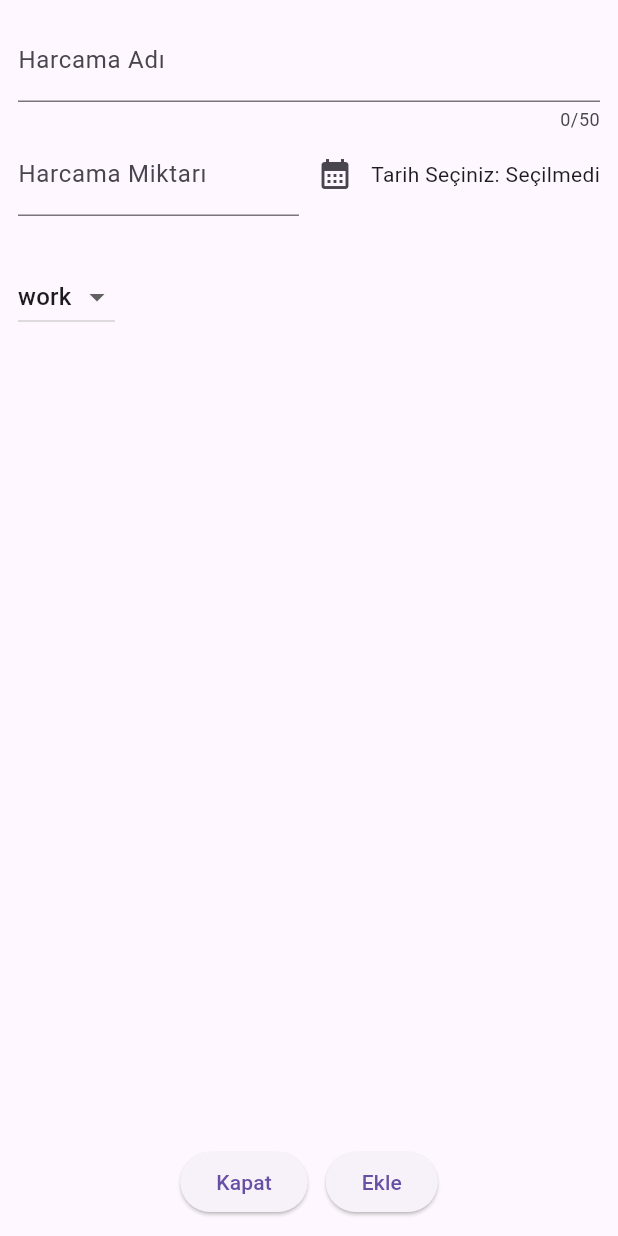
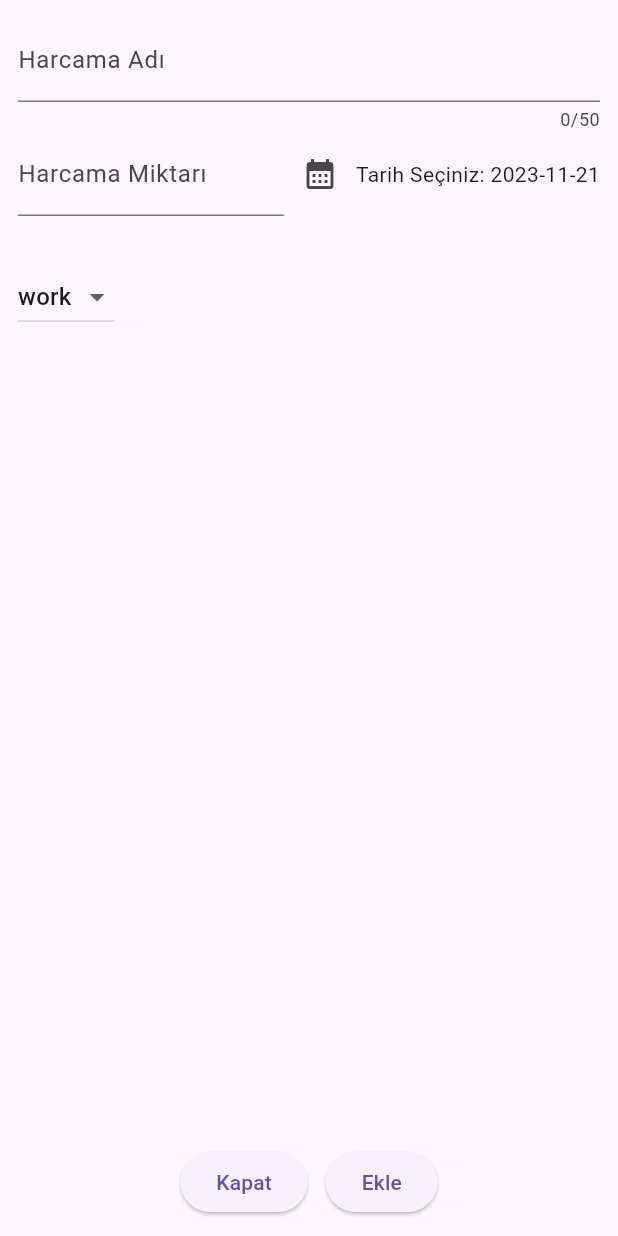
Before and after one commit to yurtkurane/flutter, a Flutter app: the NewExpense widget shown alone on an empty page, opened directly, after a tap on "Ekle", on a phone screen of 412 x 824 dp. Run offline on Flutter 3.47's test engine with Material 3 defaults, Android fonts, the phone set to English and light mode, and no system bars.

Commit message:
16kasım

```diff
--- a/expenseapp/lib/pages/main_page.dart
+++ b/expenseapp/lib/pages/main_page.dart
@@ -1,11 +1,11 @@
 
 import 'package:expenseapp/pages/expenses_pages.dart';
-import 'package:expenseapp/widget/new_expensive.dart';
-
+import 'package:expenseapp/widget/new_expense.dart';
 import 'package:flutter/material.dart';
 
+
 class MainPage extends StatefulWidget {
-  const MainPage({super.key});
+  const MainPage({Key? key}) : super(key: key);
 
   @override
   State<MainPage> createState() => _MainPageState();
--- a/expenseapp/lib/widget/new_expensive.dart
+++ b/expenseapp/lib/widget/new_expense.dart
@@ -12,14 +12,15 @@ class NewExpense extends StatefulWidget {
 class _NewExpenseState extends State<NewExpense> {
   var _expenseNameController = TextEditingController();
   var _expensePriceController = TextEditingController();
-  DateTime? _selectedDate;
+  DateTime _selectedDate = DateTime.now();
+  bool isDateSelected = false;
   Category _selectedCategory = Category.work;
 
 
   Future<void> _selectDate(BuildContext context) async {
     final DateTime? picked = await showDatePicker(
       context: context,
-      initialDate: DateTime.now(),
+      initialDate: _selectedDate,
       firstDate: DateTime.now().subtract(Duration(days: 365)), // 1 yıl önce
       lastDate: DateTime.now(),
     );
@@ -27,10 +28,17 @@ class _NewExpenseState extends State<NewExpense> {
     if (picked != null && picked != _selectedDate) {
       setState(() {
         _selectedDate = picked;
+        isDateSelected = true;
       });
     }
   }
-
+  void _addExpense() {
+    Expense expense = Expense(
+        name: _expenseNameController.text,
+        price: double.parse(_expensePriceController.text),
+        date: _selectedDate,
+        category: _selectedCategory);
+  }
   @override
   Widget build(BuildContext context) {
     return Container(
@@ -57,7 +65,7 @@ class _NewExpenseState extends State<NewExpense> {
                 onPressed: () => _selectDate(context),
                 icon: Icon(Icons.calendar_month),
               ),
-              Text("Tarih Seçiniz: ${_selectedDate != null ? _selectedDate!.toLocal().toString().split(' ')[0] : 'Seçilmedi'}"),
+              Text("Tarih Seçiniz: ${_selectedDate != null ? _selectedDate.toLocal().toString().split(' ')[0] : 'Seçilmedi'}"),
             ],
           ),
           const SizedBox(
@@ -90,10 +98,7 @@ class _NewExpenseState extends State<NewExpense> {
                 width: 12,
               ),
               ElevatedButton(
-                  onPressed: () {
-                    print(
-                        "Kaydedilen değer: ${_expenseNameController.text} ${_expensePriceController.text}");
-                  },
+                  onPressed: () => _addExpense(),
                   child: Text("Ekle")),
             ],
           ),
```
Also changed, not shown: expenseapp/pubspec.lock.
